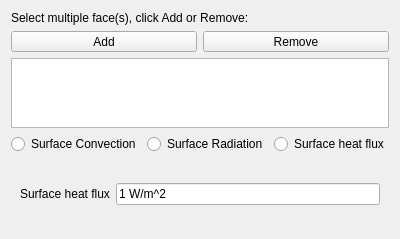
Old version of the form src/Mod/Fem/Gui/TaskFemConstraintHeatflux.ui in the repository southseact-3d/fcd.
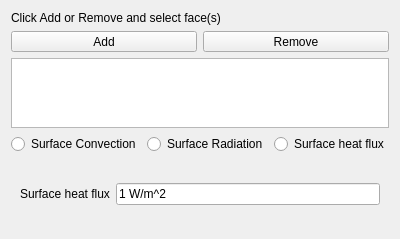
New version of the form. Custom widgets are drawn as their Qt base class.

Diff of the .ui file:
```diff
--- a/src/Mod/Fem/Gui/TaskFemConstraintHeatflux.ui
+++ b/src/Mod/Fem/Gui/TaskFemConstraintHeatflux.ui
@@ -17,7 +17,7 @@
    <item>
     <widget class="QLabel" name="lbl_references">
      <property name="text">
-      <string>Select multiple face(s), click Add or Remove:</string>
+      <string>Click Add or Remove and select face(s)</string>
      </property>
     </widget>
    </item>
```
